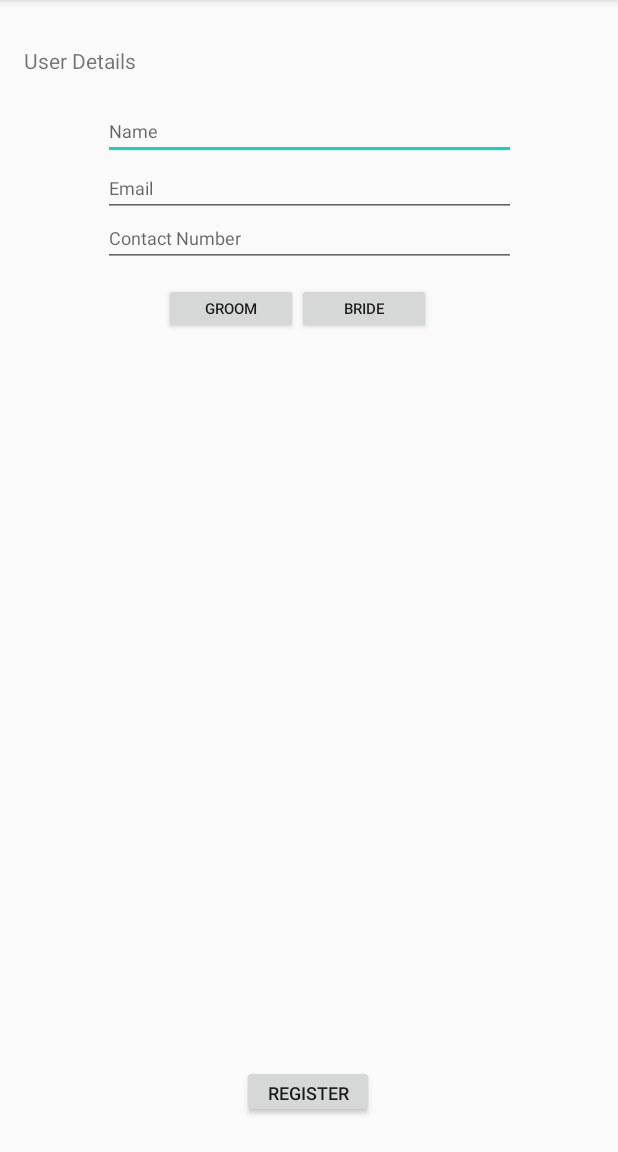
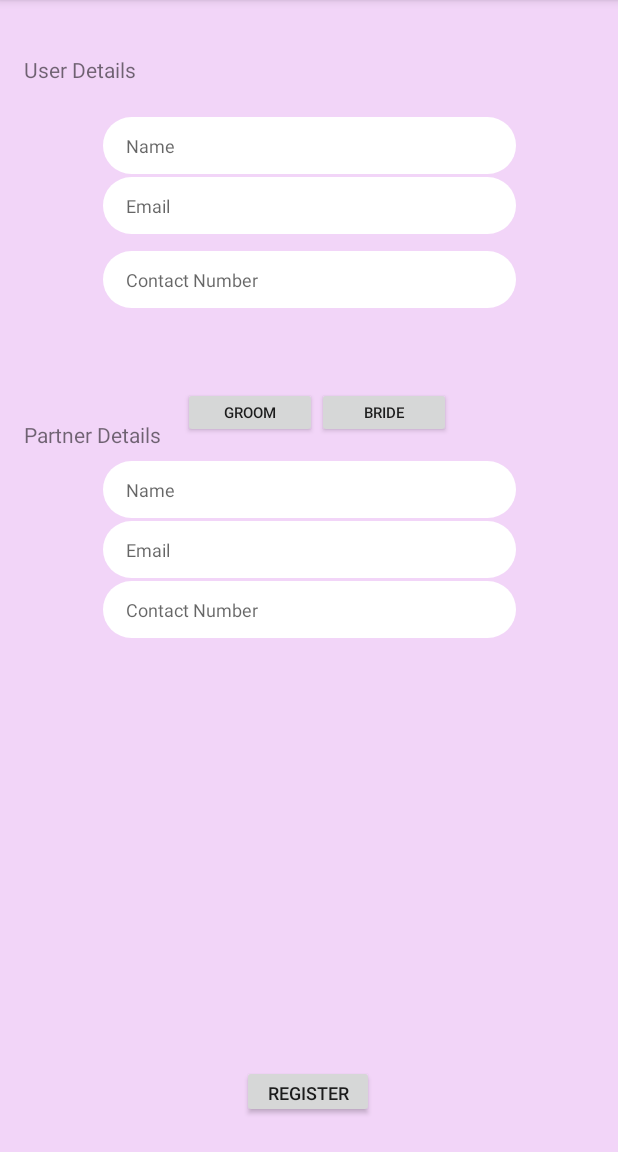
Before and after one commit to JeewHiddala/My-Wedding, an Android app: the Registration screen opened directly, with no data from a screen before it, on a phone screen of 412 x 824 dp, the part 84-1236 px from its top. Run offline under Robolectric (Android 15) with nearby library versions, the phone set to English and light mode, and no system bars.

Commit message:
Color codes added to res

```diff
--- a/app/src/main/java/com/example/mywedding/Registration.java
+++ b/app/src/main/java/com/example/mywedding/Registration.java
@@ -2,15 +2,32 @@ package com.example.mywedding;
 
 import androidx.appcompat.app.AppCompatActivity;
 
+import android.content.Intent;
 import android.os.Bundle;
+import android.view.View;
+import android.widget.Button;
 
 public class Registration extends AppCompatActivity {
+    Button btn_register;
 
     @Override
     protected void onCreate(Bundle savedInstanceState) {
         super.onCreate(savedInstanceState);
         setContentView(R.layout.activity_registration);
+        getSupportActionBar().setDisplayHomeAsUpEnabled(true);
 
-        getSupportActionBar().setDisplayHomeAsUpEnabled(true);
+        btn_register = findViewById(R.id.btn_login);
+    }
+
+    @Override
+    protected void onResume() {
+        super.onResume();
+        btn_register.setOnClickListener(new View.OnClickListener() {
+            @Override
+            public void onClick(View view) {
+                Intent intent = new Intent(Registration.this,BudgetMenu.class);
+                startActivity(intent);
+            }
+        });
     }
 }
--- /dev/null
+++ b/app/src/main/res/drawable/input_field.xml
@@ -0,0 +1,5 @@
+<?xml version="1.0" encoding="utf-8"?>
+<shape xmlns:android="http://schemas.android.com/apk/res/android">
+    <solid android:color="@color/justWhite"/>
+    <corners android:radius="50dp"/>
+</shape>
--- a/app/src/main/res/layout/activity_registration.xml
+++ b/app/src/main/res/layout/activity_registration.xml
@@ -4,7 +4,175 @@
     xmlns:tools="http://schemas.android.com/tools"
     android:layout_width="match_parent"
     android:layout_height="match_parent"
-    tools:context=".Registration">
+    tools:context=".Registration"
+    android:background="@color/bgPink">
+
+    <EditText
+        android:id="@+id/editTextTextPersonName"
+        android:layout_width="275dp"
+        android:layout_height="38dp"
+        android:layout_marginStart="16dp"
+        android:layout_marginEnd="16dp"
+        android:ems="10"
+        android:paddingLeft="15dp"
+        android:paddingRight="15dp"
+        android:background="@drawable/input_field"
+        android:hint="Name"
+        android:inputType="textPersonName"
+        android:textSize="12sp"
+        android:layout_marginTop="10dp"
+        app:layout_constraintBottom_toBottomOf="parent"
+        app:layout_constraintEnd_toEndOf="parent"
+        app:layout_constraintHorizontal_bias="0.500"
+        app:layout_constraintStart_toStartOf="parent"
+        app:layout_constraintTop_toTopOf="parent"
+        app:layout_constraintVertical_bias="0.094" />
+
+    <EditText
+        android:id="@+id/editTextTextPersonName2"
+        android:layout_width="275dp"
+        android:layout_height="38dp"
+        android:layout_marginStart="16dp"
+        android:layout_marginEnd="16dp"
+        android:ems="10"
+        android:paddingLeft="15dp"
+        android:paddingRight="15dp"
+        android:background="@drawable/input_field"
+        android:hint="Email"
+        android:inputType="text"
+        android:textSize="12sp"
+        android:layout_marginTop="2dp"
+        app:layout_constraintBottom_toBottomOf="parent"
+        app:layout_constraintEnd_toEndOf="parent"
+        app:layout_constraintHorizontal_bias="0.5"
+        app:layout_constraintStart_toStartOf="parent"
+        app:layout_constraintTop_toBottomOf="@+id/editTextTextPersonName"
+        app:layout_constraintVertical_bias="0.0" />
+
+    <EditText
+        android:id="@+id/editTextNumber"
+        android:layout_width="275dp"
+        android:layout_height="38dp"
+        android:layout_marginStart="16dp"
+        android:layout_marginEnd="16dp"
+        android:background="@drawable/input_field"
+        android:ems="10"
+        android:hint="Contact Number"
+        android:inputType="number"
+        android:paddingLeft="15dp"
+        android:paddingRight="15dp"
+        android:textSize="12sp"
+        app:layout_constraintBottom_toBottomOf="parent"
+        app:layout_constraintEnd_toEndOf="parent"
+        app:layout_constraintStart_toStartOf="parent"
+        app:layout_constraintTop_toTopOf="parent"
+        app:layout_constraintVertical_bias="0.229" />
+
+    <EditText
+        android:id="@+id/editTextNumber2"
+        android:layout_width="275dp"
+        android:layout_height="38dp"
+        android:layout_marginStart="16dp"
+        android:layout_marginEnd="16dp"
+        android:background="@drawable/input_field"
+        android:ems="10"
+        android:hint="Name"
+        android:inputType="number"
+        android:paddingLeft="15dp"
+        android:paddingRight="15dp"
+        android:textSize="12sp"
+        app:layout_constraintBottom_toBottomOf="parent"
+        app:layout_constraintEnd_toEndOf="parent"
+        app:layout_constraintStart_toStartOf="parent"
+        app:layout_constraintTop_toTopOf="parent"
+        app:layout_constraintVertical_bias="0.421" />
+
+    <EditText
+        android:id="@+id/editTextNumber3"
+        android:layout_width="275dp"
+        android:layout_height="38dp"
+        android:layout_marginStart="16dp"
+        android:layout_marginEnd="16dp"
+        android:background="@drawable/input_field"
+        android:ems="10"
+        android:hint="Email"
+        android:inputType="number"
+        android:paddingLeft="15dp"
+        android:paddingRight="15dp"
+        android:textSize="12sp"
+        app:layout_constraintBottom_toBottomOf="parent"
+        app:layout_constraintEnd_toEndOf="parent"
+        app:layout_constraintStart_toStartOf="parent"
+        app:layout_constraintTop_toTopOf="parent"
+        app:layout_constraintVertical_bias="0.476" />
+
+    <EditText
+        android:id="@+id/editTextNumber4"
+        android:layout_width="275dp"
+        android:layout_height="38dp"
+        android:layout_marginStart="16dp"
+        android:layout_marginEnd="16dp"
+        android:background="@drawable/input_field"
+        android:ems="10"
+        android:hint="Contact Number"
+        android:inputType="number"
+        android:paddingLeft="15dp"
+        android:paddingRight="15dp"
+        android:textSize="12sp"
+        app:layout_constraintBottom_toBottomOf="parent"
+        app:layout_constraintEnd_toEndOf="parent"
+        app:layout_constraintStart_toStartOf="parent"
+        app:layout_constraintTop_toTopOf="parent"
+        app:layout_constraintVertical_bias="0.531" />
+
+    <TextView
+        android:id="@+id/textView3"
+        android:layout_width="wrap_content"
+        android:layout_height="wrap_content"
+        android:text="@string/register_form_name_details"
+        app:layout_constraintBottom_toTopOf="@+id/editTextTextPersonName"
+        app:layout_constraintEnd_toEndOf="parent"
+        app:layout_constraintHorizontal_bias="0.047"
+        app:layout_constraintStart_toStartOf="parent"
+        app:layout_constraintTop_toTopOf="parent"
+        app:layout_constraintVertical_bias="0.622" />
+
+    <TextView
+        android:id="@+id/textView2"
+        android:layout_width="wrap_content"
+        android:layout_height="wrap_content"
+        android:layout_marginBottom="8dp"
+        android:text="@string/register_form_partner_details"
+        app:layout_constraintBottom_toTopOf="@+id/editTextNumber2"
+        app:layout_constraintEnd_toEndOf="parent"
+        app:layout_constraintHorizontal_bias="0.05"
+        app:layout_constraintStart_toStartOf="parent"
+        app:layout_constraintTop_toTopOf="parent"
+        app:layout_constraintVertical_bias="1.0" />
+
+    <Button
+        android:id="@+id/button2"
+        android:layout_width="89dp"
+        android:layout_height="34dp"
+        android:layout_marginBottom="476dp"
+        android:text="@string/btn_groom"
+        android:textSize="10sp"
+        app:layout_constraintBottom_toBottomOf="parent"
+        app:layout_constraintEnd_toEndOf="parent"
+        app:layout_constraintHorizontal_bias="0.378"
+        app:layout_constraintStart_toStartOf="parent" />
+
+    <Button
+        android:id="@+id/button4"
+        android:layout_width="89dp"
+        android:layout_height="34dp"
+        android:layout_marginBottom="476dp"
+        android:text="@string/btn_bride"
+        android:textSize="10sp"
+        app:layout_constraintBottom_toBottomOf="parent"
+        app:layout_constraintEnd_toEndOf="parent"
+        app:layout_constraintHorizontal_bias="0.655"
+        app:layout_constraintStart_toStartOf="parent" />
 
     <Button
         android:id="@+id/btn_login"
@@ -21,89 +189,5 @@
         app:layout_constraintTop_toTopOf="parent"
         app:layout_constraintVertical_bias="0.976" />
 
-    <EditText
-        android:id="@+id/editTextTextPersonName"
-        android:layout_width="275dp"
-        android:layout_height="38dp"
-        android:layout_marginStart="16dp"
-        android:layout_marginEnd="16dp"
-        android:ems="10"
-        android:hint="Name"
-        android:inputType="textPersonName"
-        android:textSize="12sp"
-        app:layout_constraintBottom_toBottomOf="parent"
-        app:layout_constraintEnd_toEndOf="parent"
-        app:layout_constraintHorizontal_bias="0.500"
-        app:layout_constraintStart_toStartOf="parent"
-        app:layout_constraintTop_toTopOf="parent"
-        app:layout_constraintVertical_bias="0.094" />
-
-    <EditText
-        android:id="@+id/editTextTextPersonName2"
-        android:layout_width="275dp"
-        android:layout_height="38dp"
-        android:layout_marginStart="16dp"
-        android:layout_marginEnd="16dp"
-        android:ems="10"
-        android:hint="Email"
-        android:inputType="textPersonName"
-        android:textSize="12sp"
-        app:layout_constraintBottom_toBottomOf="parent"
-        app:layout_constraintEnd_toEndOf="parent"
-        app:layout_constraintHorizontal_bias="0.5"
-        app:layout_constraintStart_toStartOf="parent"
-        app:layout_constraintTop_toBottomOf="@+id/editTextTextPersonName"
-        app:layout_constraintVertical_bias="0.0" />
-
-    <TextView
-        android:id="@+id/textView3"
-        android:layout_width="wrap_content"
-        android:layout_height="wrap_content"
-        android:text="@string/register_form_name_details"
-        app:layout_constraintBottom_toTopOf="@+id/editTextTextPersonName"
-        app:layout_constraintEnd_toEndOf="parent"
-        app:layout_constraintHorizontal_bias="0.047"
-        app:layout_constraintStart_toStartOf="parent"
-        app:layout_constraintTop_toTopOf="parent"
-        app:layout_constraintVertical_bias="0.622" />
-
-    <Button
-        android:id="@+id/button2"
-        android:layout_width="89dp"
-        android:layout_height="34dp"
-        android:text="Groom"
-        android:textSize="10sp"
-        app:layout_constraintBottom_toBottomOf="parent"
-        app:layout_constraintEnd_toEndOf="parent"
-        app:layout_constraintHorizontal_bias="0.338"
-        app:layout_constraintStart_toStartOf="parent"
-        app:layout_constraintTop_toBottomOf="@+id/editTextNumber"
-        app:layout_constraintVertical_bias="0.019" />
-
-    <Button
-        android:id="@+id/button4"
-        android:layout_width="89dp"
-        android:layout_height="34dp"
-        android:text="Bride"
-        android:textSize="10sp"
-        app:layout_constraintBottom_toBottomOf="parent"
-        app:layout_constraintEnd_toEndOf="parent"
-        app:layout_constraintHorizontal_bias="0.614"
-        app:layout_constraintStart_toStartOf="parent"
-        app:layout_constraintTop_toBottomOf="@+id/editTextNumber"
-        app:layout_constraintVertical_bias="0.019" />
-
-    <EditText
-        android:id="@+id/editTextNumber"
-        android:layout_width="275dp"
-        android:layout_height="38dp"
-        android:layout_marginTop="140dp"
-        android:ems="10"
-        android:hint="Contact Number"
-        android:inputType="number"
-        android:textSize="12sp"
-        app:layout_constraintEnd_toEndOf="parent"
-        app:layout_constraintStart_toStartOf="parent"
-        app:layout_constraintTop_toTopOf="parent" />
 
 </androidx.constraintlayout.widget.ConstraintLayout>
--- a/app/src/main/res/values/colors.xml
+++ b/app/src/main/res/values/colors.xml
@@ -3,4 +3,7 @@
     <color name="colorPrimary">#6200EE</color>
     <color name="colorPrimaryDark">#3700B3</color>
     <color name="colorAccent">#03DAC5</color>
+    <color name="fullWhite">#C6C6C6</color>
+    <color name="justWhite">#FFFFFF</color>
+    <color name="bgPink">#CCF0CCF8</color>
 </resources>
--- a/app/src/main/res/values/strings.xml
+++ b/app/src/main/res/values/strings.xml
@@ -1,4 +1,7 @@
 <resources>
     <string name="app_name">My Wedding</string>
     <string name="register_form_name_details">User Details</string>
+    <string name="register_form_partner_details">Partner Details</string>
+    <string name="btn_groom">Groom</string>
+    <string name="btn_bride">Bride</string>
 </resources>
```
Also changed, not shown: app/src/main/AndroidManifest.xml (+6 -4 lines), app/src/main/java/com/example/mywedding/BudgetList.java (added, +14 -0 lines), app/src/main/java/com/example/mywedding/BudgetMenu.java (added, +41 -0 lines), app/src/main/java/com/example/mywedding/PaidList.java (added, +14 -0 lines), app/src/main/res/layout/activity_budget_list.xml (added, +9 -0 lines), app/src/main/res/layout/activity_budget_menu.xml (added, +32 -0 lines), app/src/main/res/layout/activity_paid_list.xml (added, +9 -0 lines).
